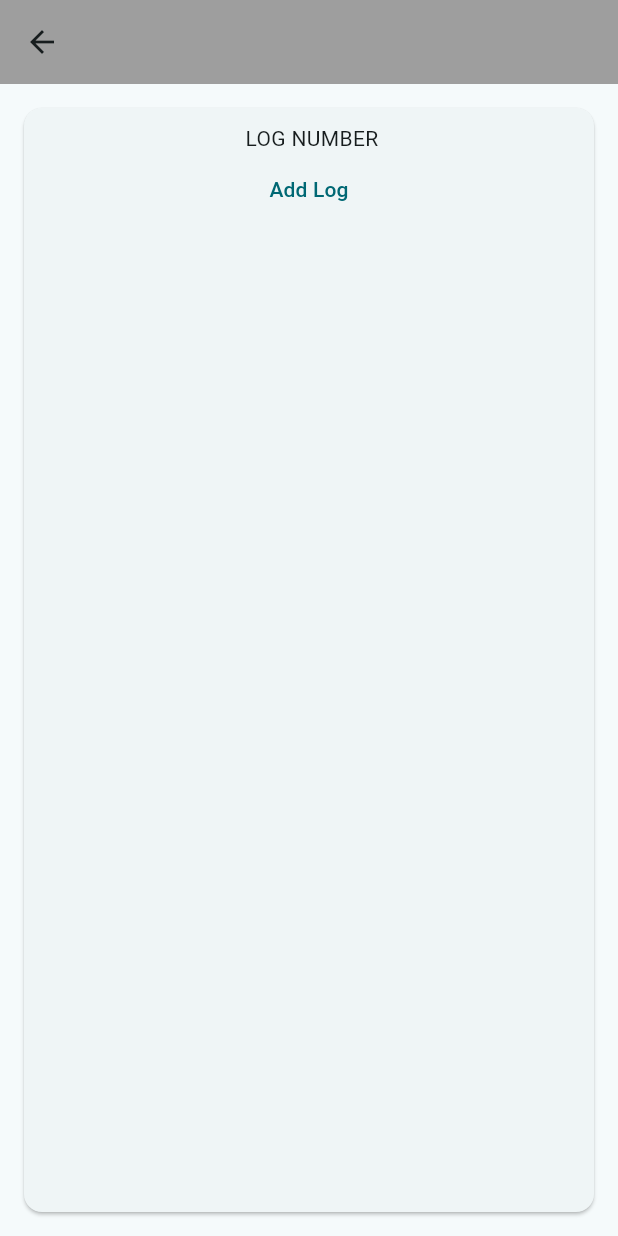
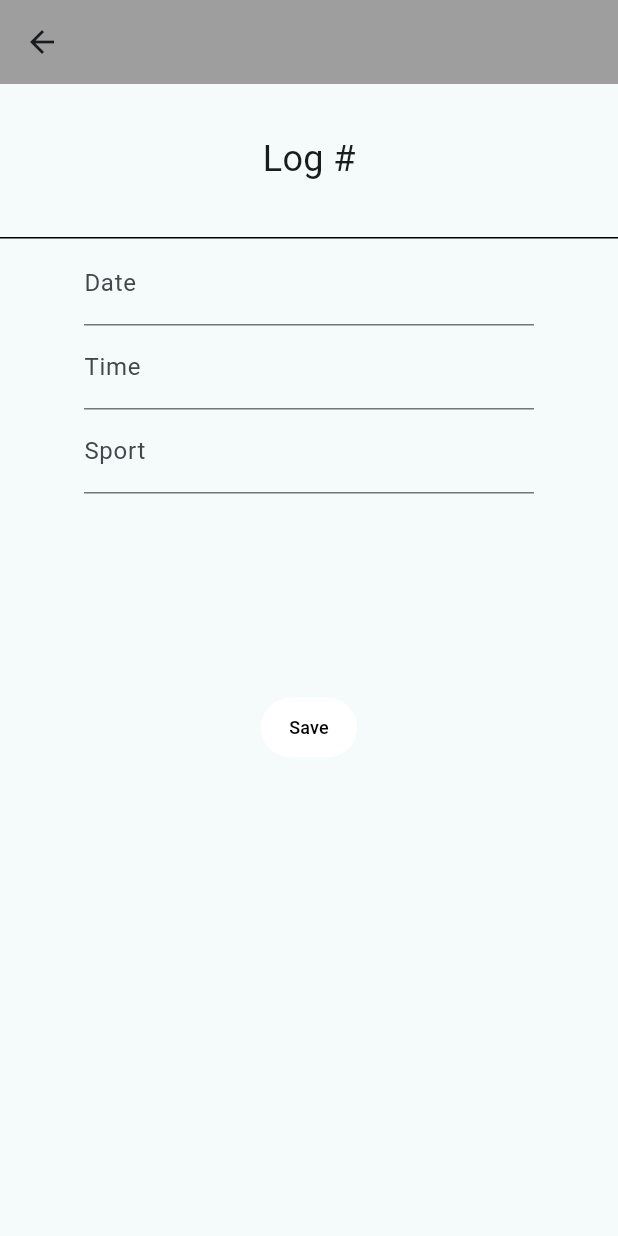
Before and after one commit to michaelqu2/PlayByPlay_V1, a Flutter app: the LoggingDisplayPage screen opened directly, after a tap on "Add Log", on a phone screen of 412 x 824 dp. Run offline on Flutter 3.47's test engine with Material 3 defaults, Android fonts, the phone set to English and light mode, and no system bars; our stand-ins replace flutter_dotenv, shared_preferences; missing offline and left inert: chat_gpt_sdk; accounts and stored records are empty.

Commit message:
Add Logging record and saved in shared preferences

```diff
--- a/lib/logging_display.dart
+++ b/lib/logging_display.dart
@@ -2,6 +2,8 @@ import 'package:flutter/material.dart';
 import '/profile.dart';
 import '/initial_questions_golf.dart';
 import '/main.dart';
+import 'package:app_v1/logging_record.dart';
+import 'package:shared_preferences/shared_preferences.dart';
 
 class LoggingDisplayPage extends StatefulWidget {
   const LoggingDisplayPage({super.key});
@@ -11,6 +13,16 @@ class LoggingDisplayPage extends StatefulWidget {
 }
 
 class _LoggingDisplayPageState extends State<LoggingDisplayPage> {
+  String _sport = "";
+  late SharedPreferences prefs;
+
+  Future<void> _loadInfo() async {
+    SharedPreferences prefs = await SharedPreferences.getInstance();
+    setState(() {
+      _sport = (prefs.getString("logSport") ?? '');
+
+    });
+  }
   @override
   Widget build(BuildContext context) {
     return Scaffold(
@@ -27,16 +39,66 @@ class _LoggingDisplayPageState extends State<LoggingDisplayPage> {
                         children: [
                           Container(
                               width: 500,
-                              height: 200,
-                              child: Column(children: [
-                                Text(" LOG NUMBER"),
-                                TextButton(
-                                    onPressed: () {
-                                      print("add log");
-                                    },
-                                    child: const Text("Add Log"))
-                              ],)
-                          )
+                              height: 150,
+                              padding: const EdgeInsets.only(
+                                  left: 20, right: 20, top: 10, bottom: 20),
+                              child: Row(
+                                crossAxisAlignment: CrossAxisAlignment.center,
+                                mainAxisAlignment:
+                                    MainAxisAlignment.spaceBetween,
+                                children: [
+                                  Container(
+                                      width: 150.0,
+                                      height: 200.0,
+                                      color: Colors.white,
+                                      child: Row(
+                                          crossAxisAlignment:
+                                              CrossAxisAlignment.center,
+                                          mainAxisAlignment:
+                                              MainAxisAlignment.center,
+                                          children: [
+                                            Text("LOG NUMBER"),
+                                          ])),
+                                  Container(
+                                      width: 100.0,
+                                      height: 50.0,
+                                      color: Colors.greenAccent,
+                                      child: Row(
+                                          crossAxisAlignment:
+                                              CrossAxisAlignment.center,
+                                          mainAxisAlignment:
+                                              MainAxisAlignment.center,
+                                          children: [
+                                            TextButton(
+                                                onPressed: () {
+                                                  print("add log");
+                                                  Navigator.push(
+                                                      context,
+                                                      MaterialPageRoute(
+                                                          builder: (context) =>
+                                                              const LoggingRecordPage()));
+                                                },
+                                                child: const Text("Add Log")),
+                                          ])),
+                                ],
+                              )),
+                          const Divider(
+                            height: 20,
+                            thickness: 2,
+                            indent: 10,
+                            endIndent: 0,
+                            color: Colors.black,
+                          ),
+                          Container(
+                              width: 500.0,
+                              height: 30.0,
+                              child: Row(
+                                  crossAxisAlignment: CrossAxisAlignment.center,
+                                  mainAxisAlignment: MainAxisAlignment.start,
+                                  children: [
+                                    Text(_sport),
+
+                                  ])),
                         ],
                       ))))),
     );
--- /dev/null
+++ b/lib/logging_record.dart
@@ -0,0 +1,157 @@
+import 'package:flutter/material.dart';
+import '/profile.dart';
+import '/initial_questions_golf.dart';
+import 'package:app_v1/logging_display.dart';
+import 'package:shared_preferences/shared_preferences.dart';
+import 'dart:convert';
+
+class LoggingRecordPage extends StatefulWidget {
+  const LoggingRecordPage({super.key});
+
+  @override
+  State<LoggingRecordPage> createState() => _LoggingRecordPageState();
+}
+
+class _LoggingRecordPageState extends State<LoggingRecordPage> {
+  final _dateController = TextEditingController();
+  final _timeController = TextEditingController();
+  final _sportController = TextEditingController();
+  List<String> sports = [];
+  String? selected_sports;
+
+  Future<void> loadUserInfo() async {
+    SharedPreferences prefs = await SharedPreferences.getInstance();
+    setState(() {
+      _dateController.text = prefs.getString("logDate") ?? '';
+      _timeController.text = prefs.getString("logTime") ?? '';
+      _sportController.text = prefs.getString("logSport") ?? '';
+      if (prefs.containsKey('sports')) sports = prefs.getStringList('sports')!;
+      selected_sports = sports.isNotEmpty ? sports.first : '';
+    });
+  }
+
+  Future<void> saveUserInfo() async {
+    SharedPreferences prefs = await SharedPreferences.getInstance();
+    String jsonlog = prefs.getString(selected_sports!)??'[]';
+    List logs = jsonDecode(jsonlog);
+    Map data = {
+      'logDate': _dateController.text,
+      'logTime': _timeController.text,
+      'logSport': _sportController.text,
+    };
+    logs.add(data);
+    prefs.setString(selected_sports!,jsonEncode(logs));
+    print("Log is added");
+  }
+  @override
+  void initState() {
+    super.initState();
+    loadUserInfo();
+  }
+
+  @override
+  Widget build(BuildContext context) {
+    return Scaffold(
+      appBar: AppBar(
+        backgroundColor: Colors.grey,
+      ),
+      body: SingleChildScrollView(
+        child: Column(
+          children: [
+            Container(
+                width: 500.0,
+                height: 100.0,
+                child: Row(
+                    crossAxisAlignment: CrossAxisAlignment.center,
+                    mainAxisAlignment: MainAxisAlignment.center,
+                    children: [
+                      Text(
+                        "Log #",
+                        style: TextStyle(
+                          fontSize: 24,
+                        ),
+                      ),
+                    ])),
+            const Divider(
+              height: 5,
+              thickness: 1,
+              indent: 0,
+              endIndent: 0,
+              color: Colors.black,
+            ),
+            Container(
+                width: 500.0,
+                height: 300.0,
+                child: Row(
+                    crossAxisAlignment: CrossAxisAlignment.start,
+                    mainAxisAlignment: MainAxisAlignment.center,
+                    children: [
+                      Container(
+                          width: 300.0,
+                          height: 300.0,
+                          child: Column(
+                              crossAxisAlignment: CrossAxisAlignment.center,
+                              mainAxisAlignment: MainAxisAlignment.start,
+                              children: [
+                                Padding(
+                                  padding: const EdgeInsets.only(top: 0),
+                                  child: TextField(
+                                    keyboardType: TextInputType.text,
+                                    decoration: InputDecoration(
+                                      labelText: "Date",
+                                      hintText: "Date",
+                                    ),
+                                    controller: _dateController,
+                                  ),
+                                ),
+                                Padding(
+                                  padding: const EdgeInsets.only(top: 0),
+                                  child: TextField(
+                                    keyboardType: TextInputType.text,
+                                    decoration: InputDecoration(
+                                      labelText: "Time",
+                                      hintText: "Time",
+                                    ),
+                                    controller: _timeController,
+                                  ),
+                                ),
+                                Padding(
+                                  padding: const EdgeInsets.only(top: 0),
+                                  child: TextField(
+                                    keyboardType: TextInputType.text,
+                                    decoration: InputDecoration(
+                                      labelText: "Sport",
+                                      hintText: "Sport",
+                                    ),
+                                    controller: _sportController,
+                                  ),
+                                )
+                              ])),
+                    ])),
+            TextButton(
+              style: TextButton.styleFrom(
+                backgroundColor: Colors.white,
+                foregroundColor: Colors.black,
+                alignment: Alignment.center,
+              ),
+              onPressed: () {
+                print("save");
+                saveUserInfo();
+                Navigator.pop(
+                    context,
+                    MaterialPageRoute(
+                        builder: (context) => const LoggingDisplayPage()));
+              },
+              child: const Text(
+                "Save",
+                style: TextStyle(
+                  fontSize: 12,
+                ),
+              ),
+            ),
+          ],
+        ),
+      ),
+    );
+  }
+}
```
